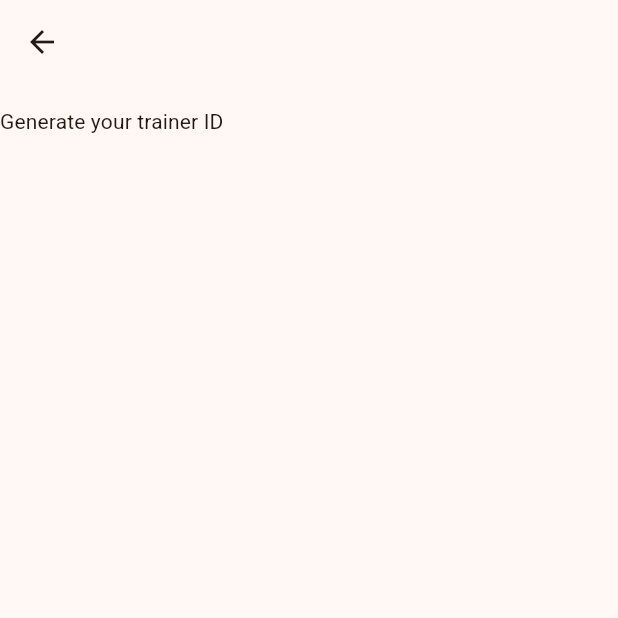
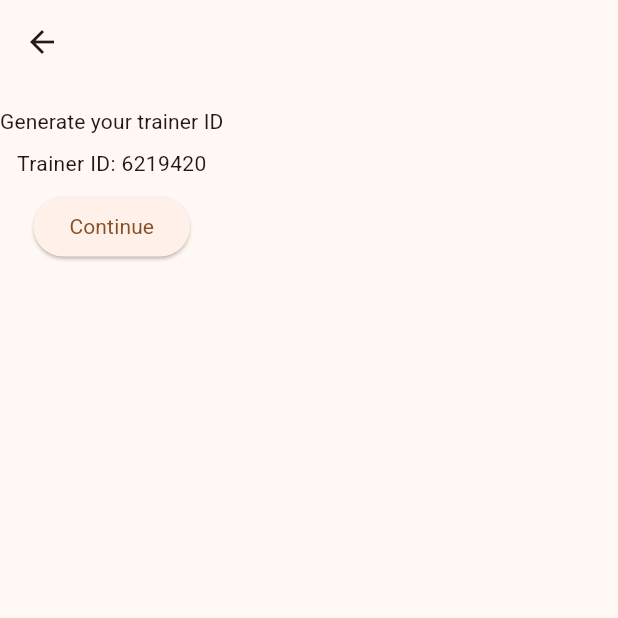
Before and after one commit to MimikBoy/rat_app, a Flutter app: the TrainerDataScreen screen opened directly with empty values, on a phone screen of 412 x 824 dp, the top half of it. Run offline on Flutter 3.47's test engine with Material 3 defaults, Android fonts, the phone set to English and light mode, and no system bars; our stand-ins replace flutter_bluetooth_serial, logger, permission_handler, shared_preferences; missing offline and left inert: encrypt, flutter_background_service, flutter_file_dialog; accounts and stored records are empty.

Commit message:
Add continue button and start of trainer screens

```diff
--- a/lib/main.dart
+++ b/lib/main.dart
@@ -5,6 +5,7 @@ import 'package:shared_preferences/shared_preferences.dart';
 import 'package:permission_handler/permission_handler.dart';
 import 'runner_screens.dart';
 import 'bluetooth.dart';
+import 'trainer_screens.dart';
 
 void main() async {
   WidgetsFlutterBinding.ensureInitialized();
@@ -87,6 +88,7 @@ class _MyHomePageState extends State<MyHomePage> {
       case 1:
       // Show the TrainerHomePage.
       // Fokko: Put your Trainer main page here.
+      return TrainerScreensController();
       default:
       Logger().e('Invalid index: $startScreen');
       return WelcomeScreen(onContinue: _changeScreen,);
--- a/lib/trainer_start_screens.dart
+++ b/lib/trainer_start_screens.dart
@@ -1,8 +1,10 @@
+import 'dart:math';
 
 import 'package:logger/logger.dart';
 import 'package:flutter/material.dart';
+import 'package:shared_preferences/shared_preferences.dart';
 
-class TrainerDataScreen extends StatefulWidget{
+class TrainerDataScreen extends StatefulWidget {
   final void Function(int) onContinue;
   const TrainerDataScreen({super.key, required this.onContinue});
 
@@ -11,27 +13,58 @@ class TrainerDataScreen extends StatefulWidget{
 }
 
 class _TrainerDataScreenState extends State<TrainerDataScreen> {
+  int? trainerID;
+  //replaces the default initialisation to also call _generateTrainerPrefs
+  @override
+  void initState() {
+    super.initState();
+    _generateTrainerPrefs();
+  }
+
+  //gets local handle on prefs and adds TrainerID field, filling it with 7 random numbers
+  Future<void> _generateTrainerPrefs() async {
+    SharedPreferences prefs = await SharedPreferences.getInstance();
+    if (!prefs.containsKey('TrainerID')) {
+      prefs.setInt('TrainerID', Random().nextInt(10000000));
+    }
+    setState(() {
+      trainerID = prefs.getInt('TrainerID') ?? 1234567;
+    });
+
+    ;
+  }
+
   @override
   Widget build(BuildContext context) {
     return Scaffold(
-      appBar: AppBar(leading:IconButton(
-          onPressed: (){
+      appBar: AppBar(
+        leading: IconButton(
+          onPressed: () {
             Navigator.pop(context);
             Logger().i('Back button pressed');
           },
-          icon: const Icon(Icons.arrow_back),),
-          ),
+          icon: const Icon(Icons.arrow_back),
+        ),
+      ),
 
       body: Column(
         mainAxisAlignment: MainAxisAlignment.start,
         children: [
           Padding(
-            padding: const EdgeInsets.only(top:15.0),
-            child: Text('Generate your trainer ID', style: Theme.of(context).textTheme.titleSmall, textAlign: TextAlign.center,),
+            padding: const EdgeInsets.only(top: 15.0),
+            child: Text(
+              'Generate your trainer ID',
+              style: Theme.of(context).textTheme.titleSmall,
+              textAlign: TextAlign.center,
+            ),
           ),
           Padding(
-            padding: const EdgeInsets.all(15),
-
+            padding: const EdgeInsets.all(8.0),
+            child: Text('Trainer ID: ${trainerID ?? 'Loading'}'),
+          ),
+          ElevatedButton(
+            onPressed: () => widget.onContinue(1),
+            child: Text('Continue'),
           ),
         ],
       ),
```
Also changed, not shown: lib/trainer_screens.dart (added, +13 -0 lines).
